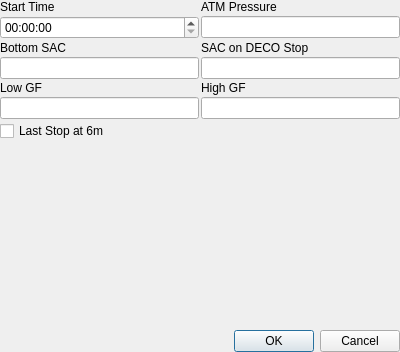
The window that qt-ui/diveplanner.ui (subsurface/subsurface) describes before a commit, drawn with Qt 5.
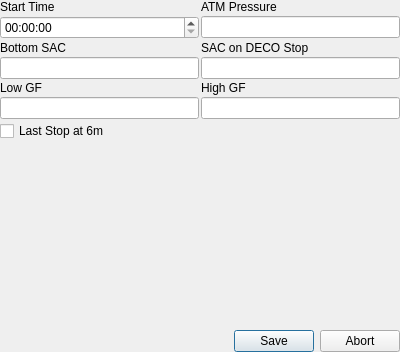
The same window after the commit. Custom widgets are drawn as their Qt base class.

Commit message: Modify the dialog text for the question to make more sense.

```diff
--- a/qt-ui/diveplanner.ui
+++ b/qt-ui/diveplanner.ui
@@ -128,7 +128,7 @@
        <item row="8" column="0" colspan="2">
         <widget class="QDialogButtonBox" name="buttonBox">
          <property name="standardButtons">
-          <set>QDialogButtonBox::Cancel|QDialogButtonBox::Ok</set>
+          <set>QDialogButtonBox::Abort|QDialogButtonBox::Save</set>
          </property>
         </widget>
        </item>
```
The commit also changes 1 other file.
